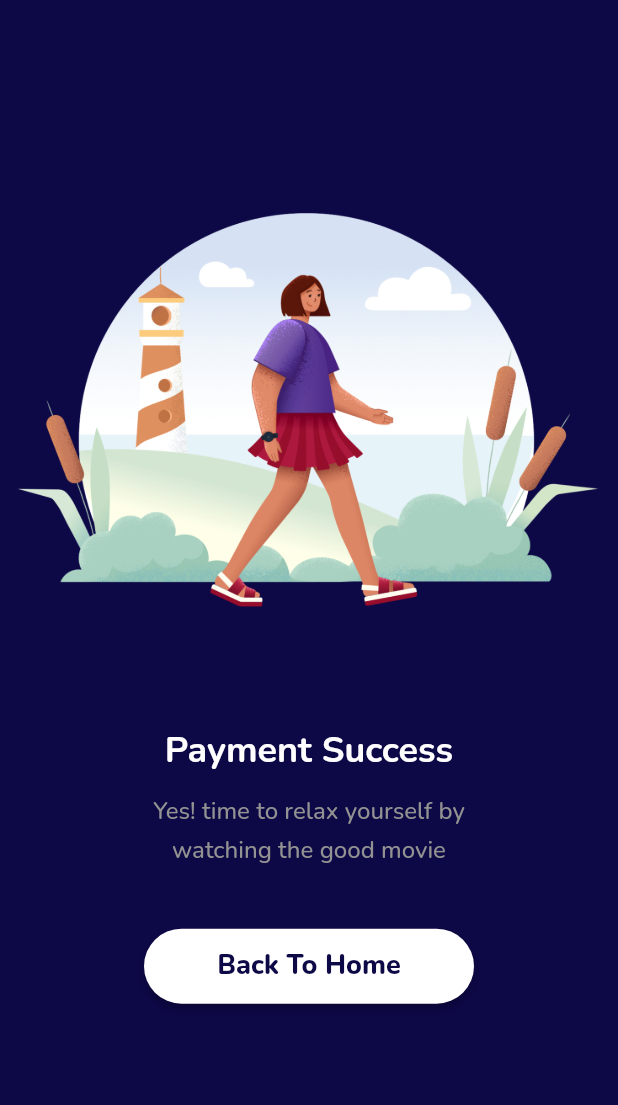
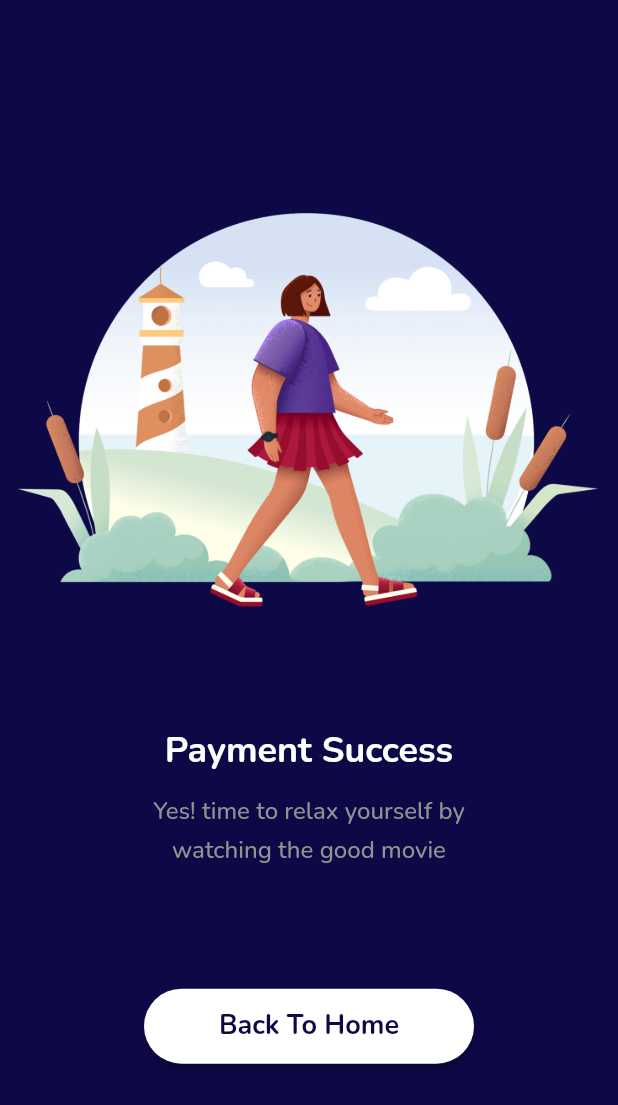
Before and after one commit to refinerydev/bwa-workshop-flutter, a Flutter app: the SuccessScreen screen opened directly, on a phone screen of 412 x 824 dp. Shown: the top 1105 px of the screen. Run offline on Flutter 3.47's test engine with Material 2 defaults, Android fonts, the light colour scheme and no system bars; our stand-ins replace google_fonts.

Commit message:
fix: success screen

```diff
--- a/lib/screen/success_screen.dart
+++ b/lib/screen/success_screen.dart
@@ -1,3 +1,4 @@
+import 'package:flutmov/screen/home_screen.dart';
 import 'package:flutmov/theme.dart';
 import 'package:flutter/material.dart';
 
@@ -40,30 +41,43 @@ class SuccessScreen extends StatelessWidget {
                     height: 1.6,
                   ),
                 ),
-                Container(
+                SizedBox(
+                  height: 40,
+                ),
+                Align(
+                  child: Container(
                     width: 220,
                     height: 50,
                     margin: EdgeInsets.only(
                       top: 40,
-                    bottom: 20,
+                      bottom: 47,
                     ),
                     child: ElevatedButton(
-                    onPressed: () {},
                       style: ElevatedButton.styleFrom(
                         primary: whiteColor,
                         shape: RoundedRectangleBorder(
                           borderRadius: BorderRadius.circular(37),
                         ),
                       ),
+                      onPressed: () {
+                        Navigator.pushAndRemoveUntil(
+                          context,
+                          MaterialPageRoute(
+                            builder: (BuildContext context) => HomeScreen(),
+                          ),
+                          (route) => false,
+                        );
+                      },
                       child: Text(
                         'Back To Home',
                         style: blackTextStyle.copyWith(
                           fontSize: 18,
-                        fontWeight: extraBold,
+                          fontWeight: bold,
                         ),
                       ),
                     ),
                   ),
+                )
               ],
             ),
           ),
```
Lines whose indentation alone changed are shown as unchanged.
